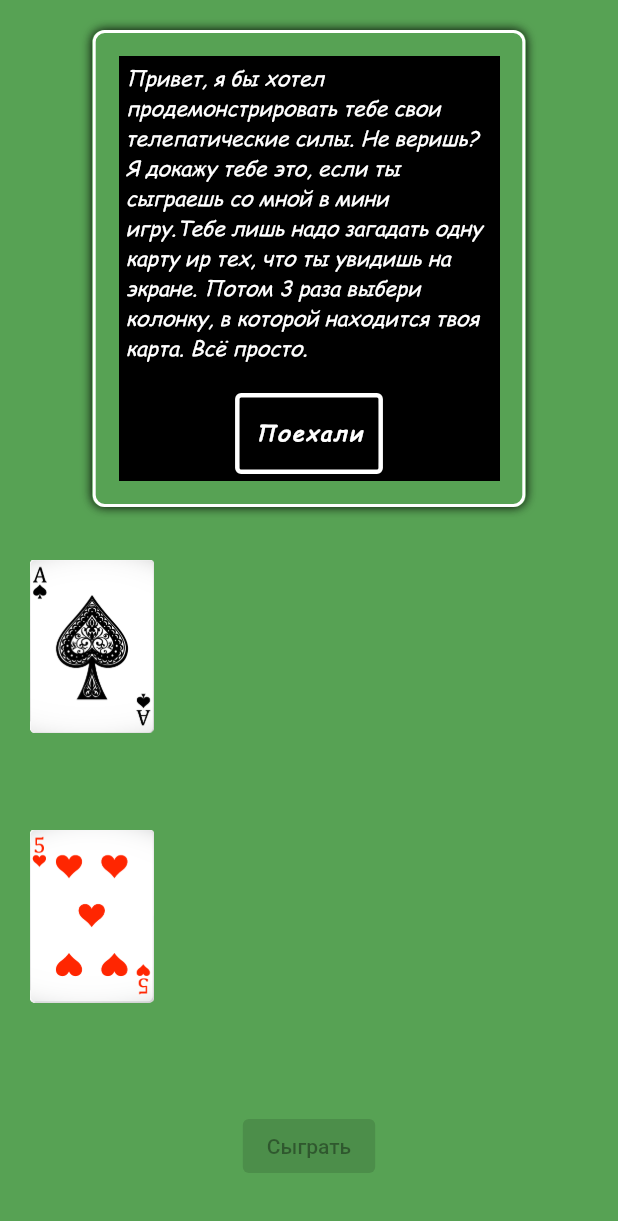
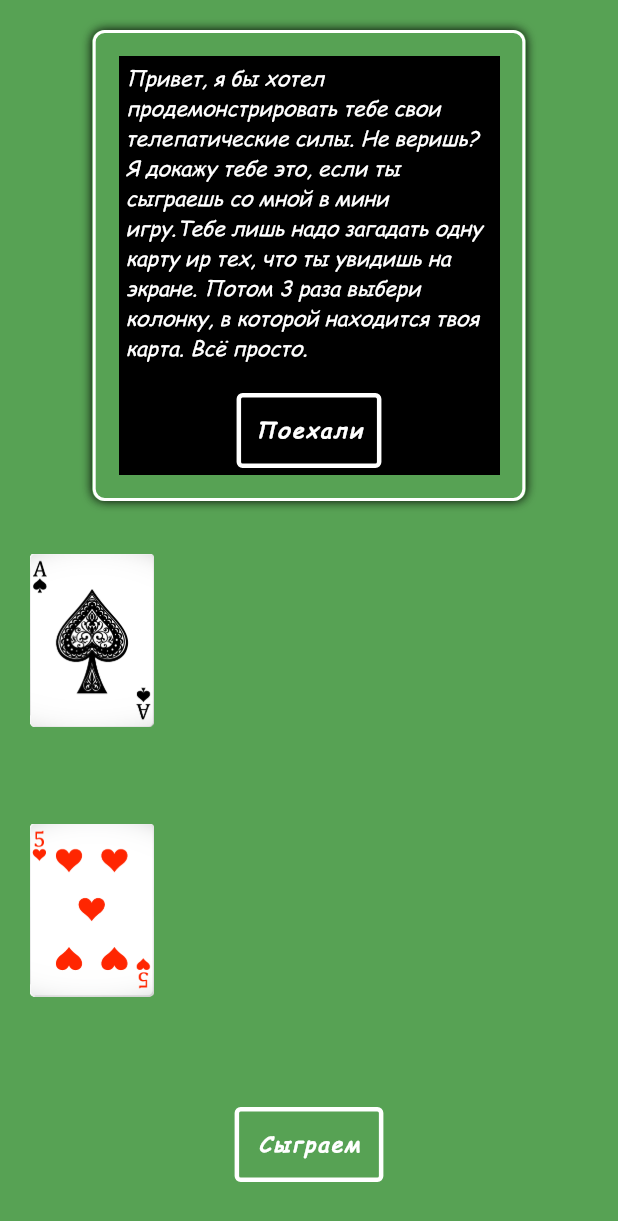
Before and after one commit to QQOld/cardfocus_practice, a Flutter app: the screen it shows after launch, on a phone screen of 412 x 824 dp. Shown: the top 1221 px of the screen. Run offline on Flutter 3.47's test engine with Material 2 defaults, Android fonts, the phone set to English and light mode, and no system bars.

Commit message:
Доработка главного экрана, анимация размера на последнем экране

```diff
--- a/lib/main.dart
+++ b/lib/main.dart
@@ -247,7 +247,8 @@ class _CardsDisplayState extends State<CardsDisplay>
                   ),
                   Opacity(
                     opacity: opacity,
-                    child: Container(
+                    child: SizedBox(
+                      width: 300*opacity,
                       child: images[11],
                     ),
                   )
@@ -262,7 +263,7 @@ class _CardsDisplayState extends State<CardsDisplay>
           padding: const EdgeInsets.symmetric(horizontal: 20),
           child: Column(
             children: [
-              HelloText(isReady: isReady),
+              //HelloText(isReady: isReady),
               Flexible(
                 flex: 1,
                 child: TweenAnimationBuilder(
@@ -304,7 +305,7 @@ class _CardsDisplayState extends State<CardsDisplay>
           ),
         ),
         floatingActionButton: ElevatedButton(
-          onPressed: isReady && mainAnimIsCompleted ? _changeToVertical : null,
+          onPressed: mainAnimIsCompleted ? _changeToVertical : null,
           child: const Text("Сыграть"),
         ),
         floatingActionButtonLocation: FloatingActionButtonLocation.centerFloat,
@@ -360,34 +361,31 @@ class _CardsDisplayState extends State<CardsDisplay>
                                               ? 14
                                               : 16)),
                             ),
-                            Container(
-                              decoration: BoxDecoration(
-                                border:
-                                    Border.all(color: Colors.white, width: 3),
-                                borderRadius: BorderRadius.circular(4),
-                              ),
-                              child: OutlinedButton(
+                            OutlinedButton(
                                 style: ButtonStyle(
                                   padding: MaterialStateProperty.all(
                                       const EdgeInsets.symmetric(
-                                            vertical: 13, horizontal: 10)),
-                                    /*backgroundColor: MaterialStateProperty.all<Color>(Colors.transparent),*/
-                                    backgroundColor: MaterialStateProperty
-                                        .resolveWith<Color?>(
+                                          vertical: 15, horizontal: 12)),
+                                  backgroundColor:
+                                      MaterialStateProperty.resolveWith<Color?>(
                                     (Set<MaterialState> states) {
                                       if (states
-                                            .contains(MaterialState.hovered))
+                                          .contains(MaterialState.hovered)) {
                                         return Colors.white.withOpacity(0.1);
+                                      }
                                       return null;
                                     },
+                                  ),
+                                  side: MaterialStateProperty.all<BorderSide>(
+                                    const BorderSide(
+                                        width: 3.0, color: Colors.white),
                                   ),
                                 ),
                                 onPressed: () {
                                   setState(() {
                                     isVisible = false;
                                     Future.delayed(
-                                          const Duration(milliseconds: 1100),
-                                          () {
+                                        const Duration(milliseconds: 1100), () {
                                       startAnimController.forward();
                                     });
                                   });
@@ -402,8 +400,7 @@ class _CardsDisplayState extends State<CardsDisplay>
                                     fontFamily: "ComicSansMS",
                                     letterSpacing: 1.5,
                                   ),
-                                  )),
-                            )
+                                ))
                           ],
                         ),
                       )
@@ -443,11 +440,35 @@ class _CardsDisplayState extends State<CardsDisplay>
             ],
           ),
         ),
-        floatingActionButton: ElevatedButton(
-          onPressed:
-              startAnimation.isCompleted || isReady ? _changeToVertical : null,
-          child: const Text("Сыграть"),
+        floatingActionButton: OutlinedButton(
+            style: ButtonStyle(
+              padding: MaterialStateProperty.all(
+                  const EdgeInsets.symmetric(vertical: 15, horizontal: 15)),
+              backgroundColor: MaterialStateProperty.resolveWith<Color?>(
+                (Set<MaterialState> states) {
+                  if (states.contains(MaterialState.hovered) &&
+                      startAnimation.isCompleted) {
+                    return Colors.white.withOpacity(0.1);
+                  }
+                  return Colors.transparent;
+                },
               ),
+              side: MaterialStateProperty.all<BorderSide>(
+                const BorderSide(width: 3.0, color: Colors.white),
+              ),
+            ),
+            onPressed: startAnimation.isCompleted ? _changeToVertical : null,
+            child: const Text(
+              "Сыграем",
+              style: TextStyle(
+                color: Colors.white,
+                fontSize: 14,
+                fontStyle: FontStyle.italic,
+                fontWeight: FontWeight.w600,
+                fontFamily: "ComicSansMS",
+                letterSpacing: 1.5,
+              ),
+            )),
         floatingActionButtonLocation: FloatingActionButtonLocation.centerFloat,
       );
     } else {
@@ -535,7 +556,7 @@ class _CardsDisplayState extends State<CardsDisplay>
                 ),
                 //Палец
                 AnimatedPositioned(
-                  duration: const Duration(milliseconds: 1000),
+                  duration: const Duration(milliseconds: 800),
                   width: 80,
                   bottom: onWhichColumnPointerIs == 0
                       ? -150
```
Lines whose indentation alone changed are shown as unchanged.
